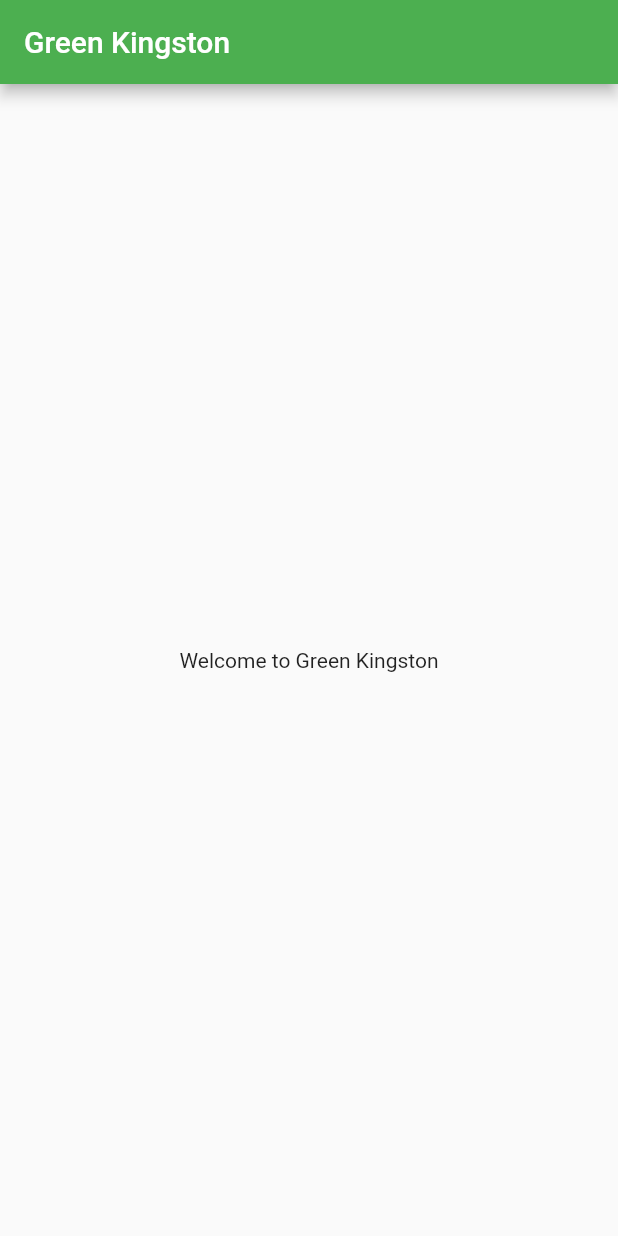
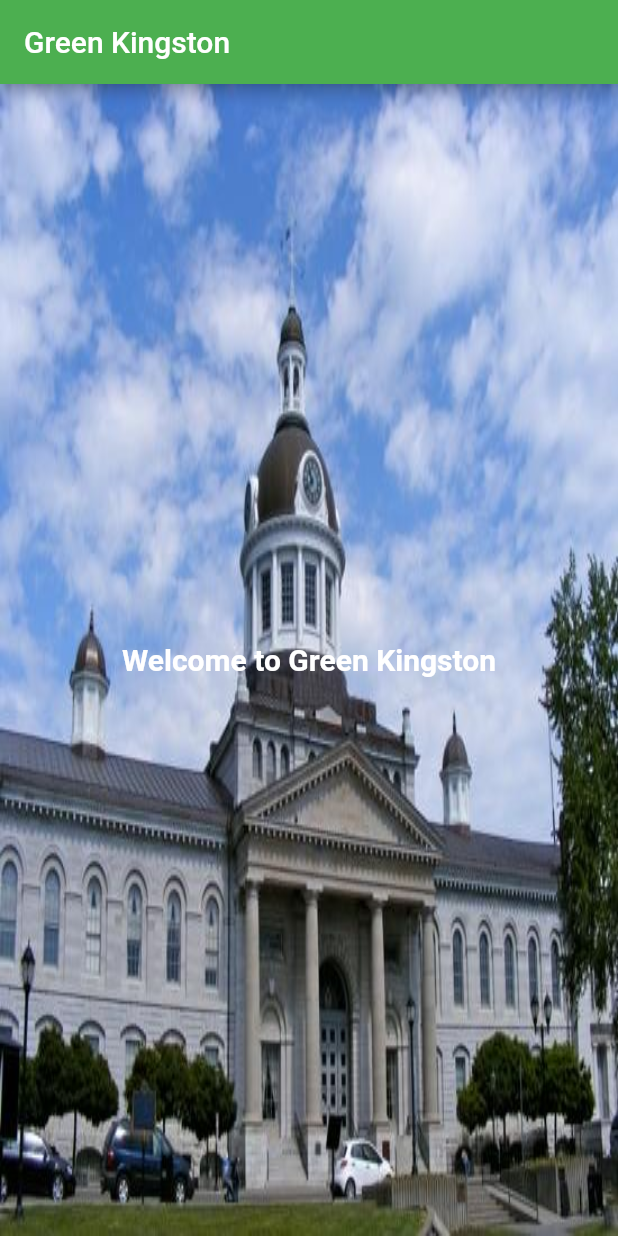
Before and after one commit to parkuman/QHacks-2020, a Flutter app: the screen it shows after launch, on a phone screen of 412 x 824 dp. Run offline on Flutter 3.47's test engine with Material 2 defaults, Android fonts, the light colour scheme and no system bars.

Commit message:
Background Image now working

```diff
--- a/qhacks2020/lib/main.dart
+++ b/qhacks2020/lib/main.dart
@@ -9,15 +9,6 @@ class MyApp extends StatelessWidget {
     return MaterialApp(
       title: 'Flutter Demo QHACKS',
       theme: ThemeData(
-        // This is the theme of your application.
-        //
-        // Try running your application with "flutter run". You'll see the
-        // application has a blue toolbar. Then, without quitting the app, try
-        // changing the primarySwatch below to Colors.green and then invoke
-        // "hot reload" (press "r" in the console where you ran "flutter run",
-        // or simply save your changes to "hot reload" in a Flutter IDE).
-        // Notice that the counter didn't reset back to zero; the application
-        // is not restarted.
         primarySwatch: Colors.green,
       ),
       home: MyHomePage(title: 'Green Kingston'), //title: 'Green Kingston'
@@ -27,15 +18,6 @@ class MyApp extends StatelessWidget {
 
 class MyHomePage extends StatefulWidget {
   MyHomePage({Key key, this.title}) : super(key: key);
-
-  // This widget is the home page of your application. It is stateful, meaning
-  // that it has a State object (defined below) that contains fields that affect
-  // how it looks.
-
-  // This class is the configuration for the state. It holds the values (in this
-  // case the title) provided by the parent (in this case the App widget) and
-  // used by the build method of the State. Fields in a Widget subclass are
-  // always marked "final".
 
   final String title;
 
@@ -47,43 +29,33 @@ class _MyHomePageState extends State<MyHomePage> {
 
   @override
   Widget build(BuildContext context) {
-    // This method is rerun every time setState is called, for instance as done
-    // by the _incrementCounter method above.
-    //
-    // The Flutter framework has been optimized to make rerunning build methods
-    // fast, so that you can just rebuild anything that needs updating rather
-    // than having to individually change instances of widgets.
+    Size size = MediaQuery.of(context).size;
     return Scaffold(
       appBar: AppBar(
-        // Here we take the value from the MyHomePage object that was created by
-        // the App.build method, and use it to set our appbar title.
         title: Text(widget.title),
       ),
-      body: Center(
-        // Center is a layout widget. It takes a single child and positions it
-        // in the middle of the parent.
+      body: Stack(
+        children: <Widget>[
+          Center(
+            child: new Image.asset(
+              'assets/images/kingstoncityhall.jpg',
+              width: size.width,
+              height: size.height,
+              fit: BoxFit.fill,
+            ),
+          ),
+          Center(
             child: Column(
-          // Column is also a layout widget. It takes a list of children and
-          // arranges them vertically. By default, it sizes itself to fit its
-          // children horizontally, and tries to be as tall as its parent.
-          //
-          // Invoke "debug painting" (press "p" in the console, choose the
-          // "Toggle Debug Paint" action from the Flutter Inspector in Android
-          // Studio, or the "Toggle Debug Paint" command in Visual Studio Code)
-          // to see the wireframe for each widget.
-          //
-          // Column has various properties to control how it sizes itself and
-          // how it positions its children. Here we use mainAxisAlignment to
-          // center the children vertically; the main axis here is the vertical
-          // axis because Columns are vertical (the cross axis would be
-          // horizontal).
             mainAxisAlignment: MainAxisAlignment.center,
             children: <Widget>[
               Text(
                 'Welcome to Green Kingston',
+                style: TextStyle(color: Colors.white, fontWeight: FontWeight.bold, fontSize: 20),
               ),
             ],
           ),
+          ),
+        ],
       ), // This trailing comma makes auto-formatting nicer for build methods.
     );
   }
--- a/qhacks2020/pubspec.yaml
+++ b/qhacks2020/pubspec.yaml
@@ -20,6 +20,7 @@ dependencies:
   flutter:
     sdk: flutter
 
+
   # The following adds the Cupertino Icons font to your application.
   # Use with the CupertinoIcons class for iOS style icons.
   cupertino_icons: ^0.1.2
@@ -34,7 +35,8 @@ dev_dependencies:
 
 # The following section is specific to Flutter.
 flutter:
-
+  assets:
+    - assets/images/
   # The following line ensures that the Material Icons font is
   # included with your application, so that you can use the icons in
   # the material Icons class.
```
Also changed, not shown: qhacks2020/assets/images/kingstoncityhall.jpg (added), qhacks2020/images/kingstoncityhall.jpg (deleted), qhacks2020/lib/kingstoncityhall.jpg (deleted). Lines whose indentation alone changed are shown as unchanged.
